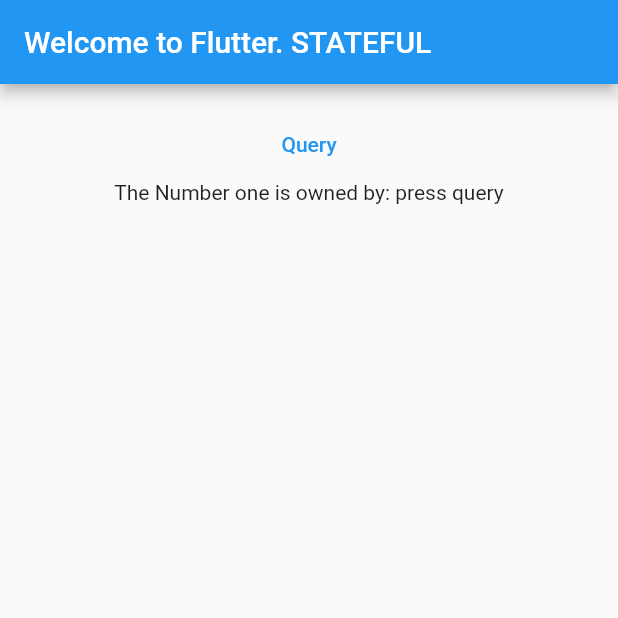
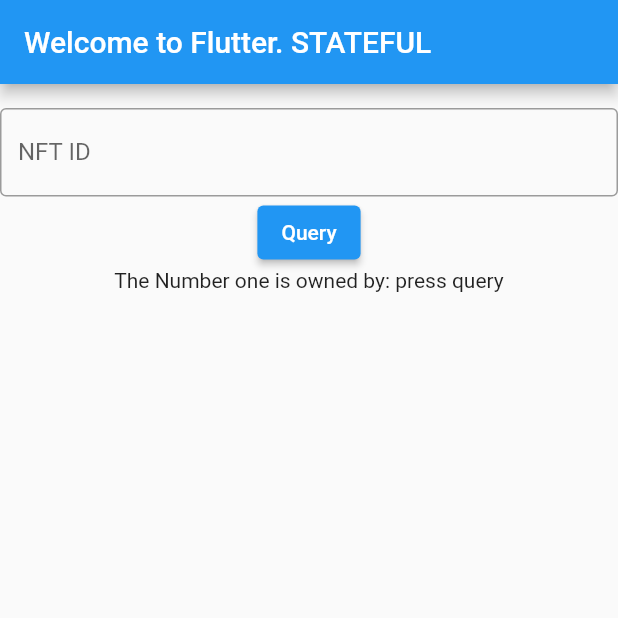
Before and after one commit to Flo3719/NFT-media-access, a Flutter app: the screen it shows after launch, after a tap on "Query", on a phone screen of 412 x 824 dp, the top half of it. Run offline on Flutter 3.47's test engine with Material 2 defaults, Android fonts, the phone set to English and light mode, and no system bars; missing offline and left inert: dart:html, web3dart.

Commit message:
add ability to add custom NFT id

```diff
--- a/lib/main.dart
+++ b/lib/main.dart
@@ -90,6 +90,15 @@ class _MyHomePageState extends State<MyHomePage> {
 
   String ownerOfNumberOne = "press query";
 
+  final myTextEditingController = TextEditingController();
+
+  @override
+  void dispose() {
+    // Clean up the controller when the widget is disposed.
+    myTextEditingController.dispose();
+    super.dispose();
+  }
+
   @override
   void initState() {
     super.initState();
@@ -108,10 +117,17 @@ class _MyHomePageState extends State<MyHomePage> {
         body: Center(
           child: Column(
             children: [
-              CurrentWalletOwner(),
-              TextButton(
+              const CurrentWalletOwner(),
+              TextField(
+                decoration: const InputDecoration(
+                  border: OutlineInputBorder(),
+                  labelText: 'NFT ID',
+                ),
+                controller: myTextEditingController,
+              ),
+              ElevatedButton(
                   onPressed: () async {
-                    var result = await getOwnershipData(1);
+                    var result = await getOwnershipData(int.parse(myTextEditingController.text));
                     setState(() {
                       ownerOfNumberOne = result;
                     });
```
